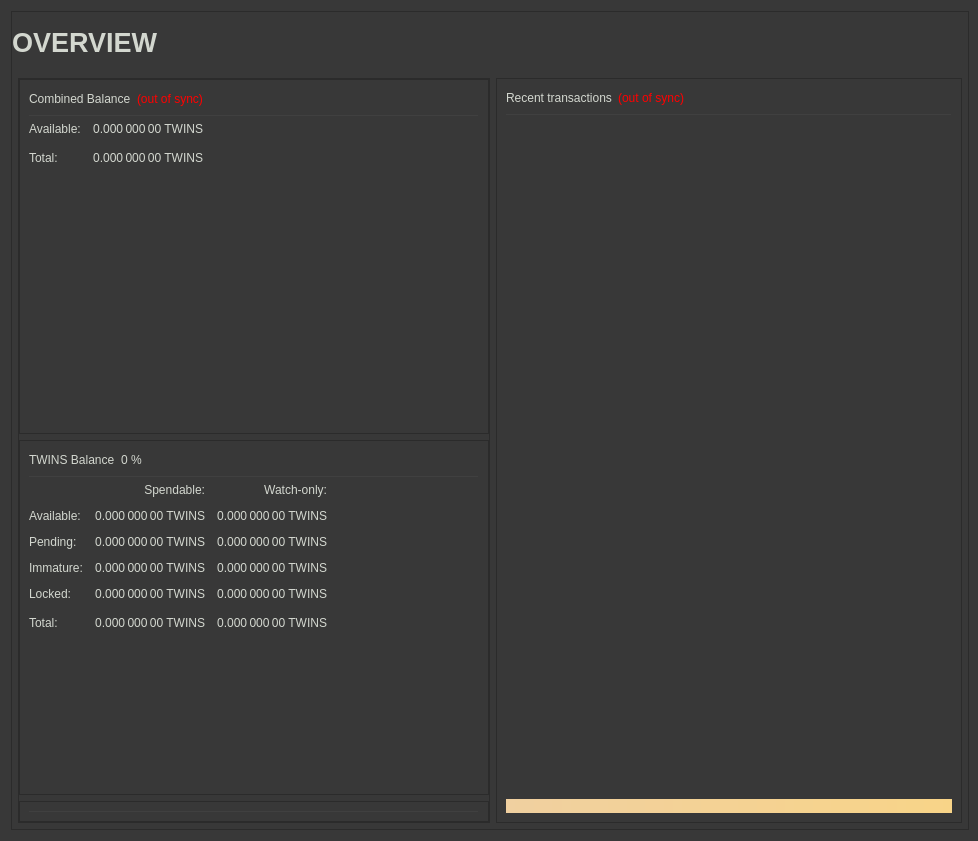
NewCapital/TWINS-Core, file src/qt/forms/overviewpage.ui: the form before one commit.
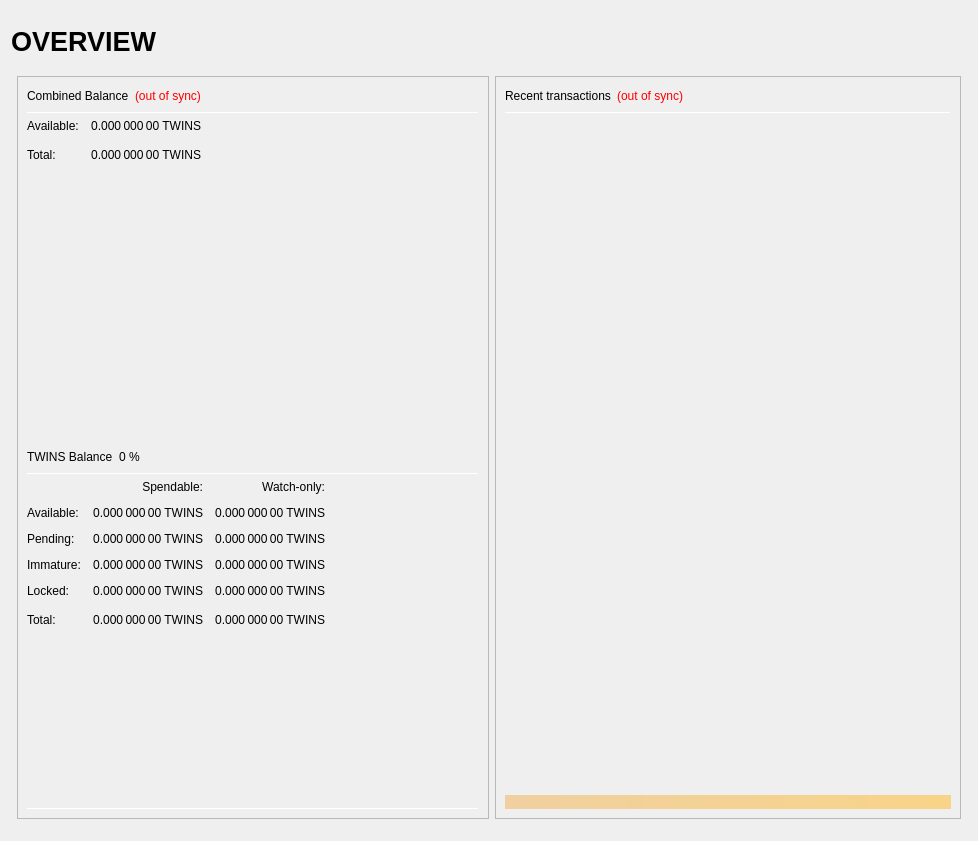
The form after the commit.

What changed in the file:
```diff
--- a/src/qt/forms/overviewpage.ui
+++ b/src/qt/forms/overviewpage.ui
@@ -10,24 +10,10 @@
     <height>841</height>
    </rect>
   </property>
-  <property name="minimumSize">
-   <size>
-    <width>960</width>
-    <height>682</height>
-   </size>
-  </property>
   <property name="windowTitle">
    <string>Form</string>
   </property>
-  <property name="styleSheet">
-   <string notr="true">background-color:rgb(56, 56, 56);
-color:rgb(211, 215, 207);
-font: &quot;Vemana2000&quot;;</string>
-  </property>
-  <layout class="QVBoxLayout" name="topLayout" stretch="1">
-   <property name="rightMargin">
-    <number>9</number>
-   </property>
+  <layout class="QVBoxLayout" name="topLayout" stretch="0">
    <item>
     <widget class="QFrame" name="frame_BG">
      <property name="minimumSize">
@@ -42,13 +28,7 @@
        <height>16777215</height>
       </size>
      </property>
-     <property name="frameShape">
-      <enum>QFrame::StyledPanel</enum>
-     </property>
-     <property name="frameShadow">
-      <enum>QFrame::Raised</enum>
-     </property>
-     <layout class="QVBoxLayout" name="verticalLayout_3" stretch="1">
+     <layout class="QVBoxLayout" name="verticalLayout_3" stretch="0">
       <property name="leftMargin">
        <number>0</number>
       </property>
@@ -63,16 +43,7 @@
       </property>
       <item>
        <layout class="QVBoxLayout" name="verticalLayout_Master" stretch="0,1">
-        <property name="leftMargin">
-         <number>0</number>
-        </property>
-        <property name="topMargin">
-         <number>0</number>
-        </property>
-        <property name="rightMargin">
-         <number>0</number>
-        </property>
-        <property name="bottomMargin">
+        <property name="spacing">
          <number>0</number>
         </property>
         <item>
@@ -122,6 +93,9 @@
                <property name="alignment">
                 <set>Qt::AlignLeading|Qt::AlignLeft|Qt::AlignVCenter</set>
                </property>
+               <property name="margin">
+                <number>5</number>
+               </property>
               </widget>
              </item>
              <item>
@@ -176,13 +150,13 @@
             <number>6</number>
            </property>
            <property name="topMargin">
-            <number>0</number>
+            <number>5</number>
            </property>
            <property name="rightMargin">
             <number>6</number>
            </property>
            <property name="bottomMargin">
-            <number>0</number>
+            <number>5</number>
            </property>
            <item>
             <layout class="QHBoxLayout" name="horizontalLayout_Content" stretch="1,1">
@@ -226,12 +200,6 @@
                       <height>0</height>
                      </size>
                     </property>
-                    <property name="frameShape">
-                     <enum>QFrame::StyledPanel</enum>
-                    </property>
-                    <property name="frameShadow">
-                     <enum>QFrame::Raised</enum>
-                    </property>
                     <layout class="QVBoxLayout" name="verticalLayout_5">
                      <item>
                       <layout class="QHBoxLayout" name="horizontalLayout_5" stretch="0,0,0">
@@ -415,12 +383,6 @@
                   </item>
                   <item>
                    <widget class="QFrame" name="frame_Balances">
-                    <property name="frameShape">
-                     <enum>QFrame::StyledPanel</enum>
-                    </property>
-                    <property name="frameShadow">
-                     <enum>QFrame::Raised</enum>
-                    </property>
                     <layout class="QVBoxLayout" name="verticalLayout_4">
                      <item>
                       <layout class="QHBoxLayout" name="horizontalLayout_4">
@@ -844,12 +806,6 @@
                   </item>
                   <item>
                    <widget class="QFrame" name="frame_ZerocoinBalances">
-                    <property name="frameShape">
-                     <enum>QFrame::StyledPanel</enum>
-                    </property>
-                    <property name="frameShadow">
-                     <enum>QFrame::Raised</enum>
-                    </property>
                     <layout class="QVBoxLayout" name="verticalLayout_7">
                      <item>
                       <widget class="Line" name="line_ZerocoinBalance">
@@ -894,7 +850,7 @@
                  <property name="frameShadow">
                   <enum>QFrame::Raised</enum>
                  </property>
-                 <layout class="QVBoxLayout" name="verticalLayout_1" stretch="0,0,0,0,0">
+                 <layout class="QVBoxLayout" name="verticalLayout_1">
                   <item>
                    <layout class="QHBoxLayout" name="horizontalLayout_2">
                     <item>
```
Lines whose indentation alone changed are shown as unchanged.
